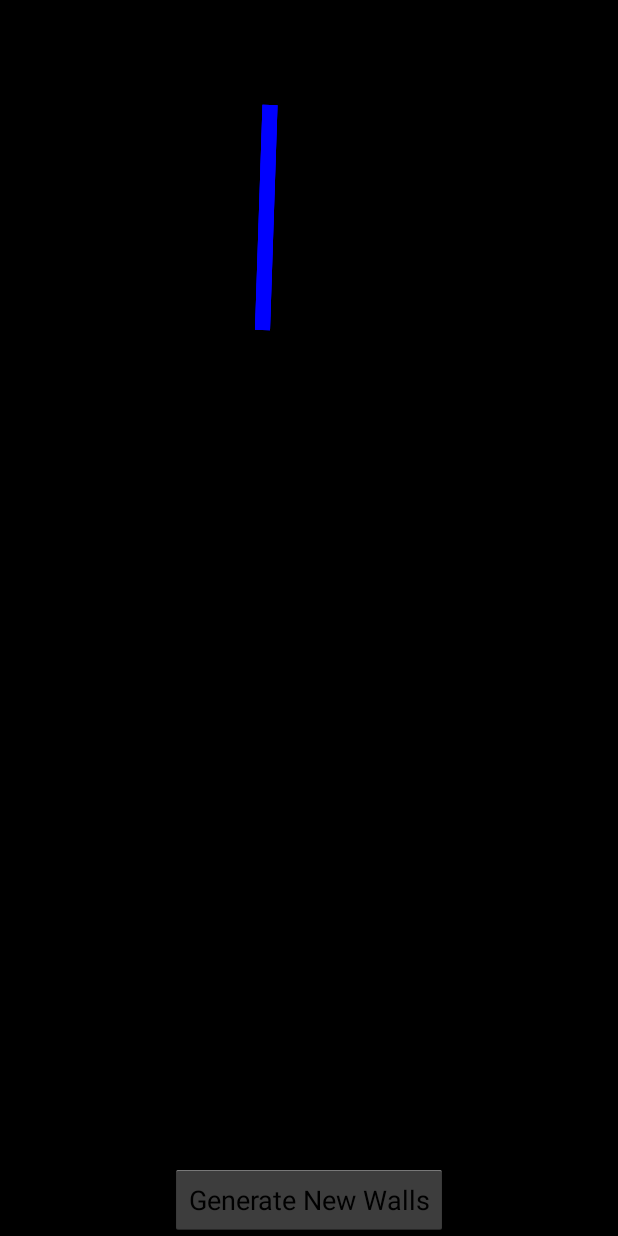
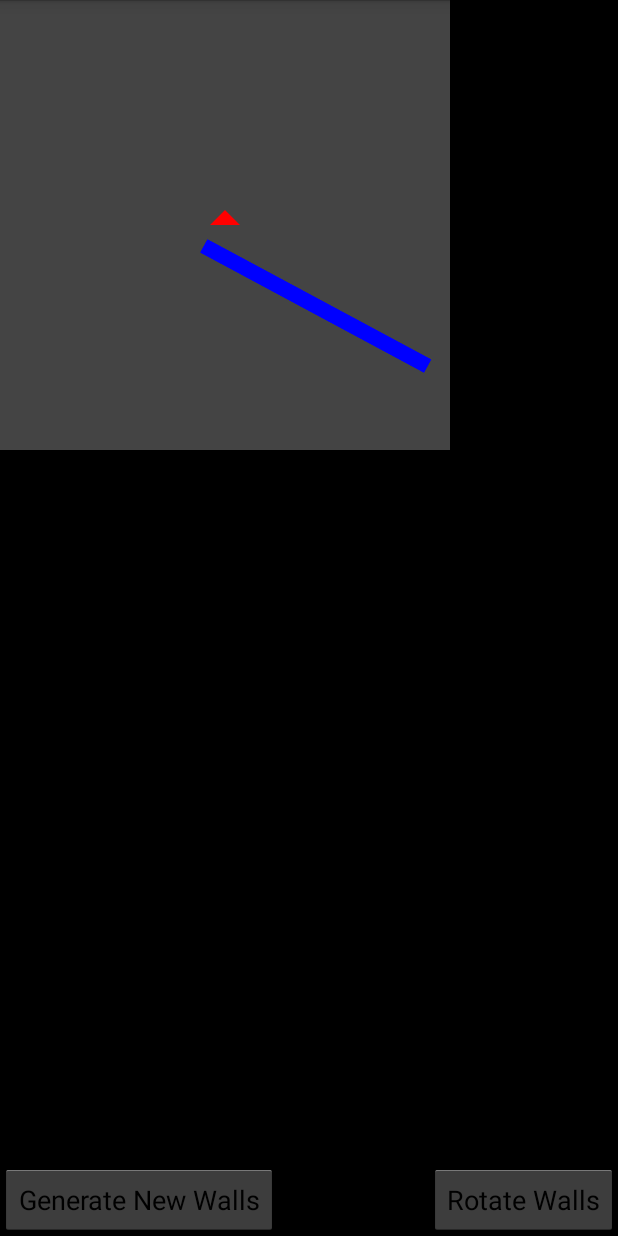
Before and after one commit to PYates77/AdvancedHud, an Android app: the screen it shows after launch (BT200CtrlDemoActivity), after a tap on "Generate New Walls", on a phone screen of 412 x 824 dp. Run offline under Robolectric (Android 15) with nearby library versions, the phone set to English and light mode, and no system bars.

Commit message:
Rotation Code as of Feb. 20th 2017

```diff
--- a/BT200CtrlDemo/app/src/main/java/jp/epson/moverio/bt200/demo/bt200ctrldemo/BT200CtrlDemoActivity.java
+++ b/BT200CtrlDemo/app/src/main/java/jp/epson/moverio/bt200/demo/bt200ctrldemo/BT200CtrlDemoActivity.java
@@ -16,6 +16,7 @@ import android.widget.Button;
 import android.widget.CompoundButton;
 import android.widget.ImageView;
 import android.widget.SeekBar;
+import android.widget.TextView;
 import android.widget.ToggleButton;
 
 import java.util.Random;
@@ -27,7 +28,9 @@ public class BT200CtrlDemoActivity extends Activity {
 	private LineSeqDrawable lineDrawable = new LineSeqDrawable();
 	private ImageView mapView;
 	private Button updateButton;
+	private Button rotButton;
 	private int count = 0;
+	private int rotationDegree = 0;
 
 
 	/*
@@ -63,12 +66,24 @@ public class BT200CtrlDemoActivity extends Activity {
 		for (int i=0; i < 5; i++){
 			Random r = new Random();
 			walls[i] = new Wall();
-			walls[i].setCoordinates(r.nextInt(50), r.nextInt(50), r.nextInt(50), r.nextInt(50));
+			walls[i].setCoordinates(r.nextInt(300), r.nextInt(300), r.nextInt(300), r.nextInt(300));
 		}
 		lineDrawable.setWallArray(walls);
 		mapView = (ImageView) findViewById(R.id.mapView);
 		updateButton = (Button) findViewById(R.id.updateButton);
+		rotButton = (Button)findViewById(R.id.rotateButton);
 		mapView.setImageDrawable(lineDrawable);
+
+		rotButton.setOnClickListener(new View.OnClickListener() {
+			@Override
+			public void onClick(View view) {
+				rotationDegree = (rotationDegree+45)%360;
+				Wall w[] = lineDrawable.getWallArray();
+				mapView.invalidate();
+				lineDrawable.setDegreeRotation(rotationDegree);
+				lineDrawable.setWallArray(w);
+			}
+		});
 
 
 		updateButton.setOnClickListener(new View.OnClickListener() {
@@ -80,8 +95,10 @@ public class BT200CtrlDemoActivity extends Activity {
 					for (int i=0; i < 3; i++){
 						Random r = new Random();
 						newWalls[i] = new Wall();
-						newWalls[i].setCoordinates(r.nextInt(50),r.nextInt(50),r.nextInt(50),r.nextInt(50));
+						newWalls[i].setCoordinates(r.nextInt(300),r.nextInt(300),r.nextInt(300),r.nextInt(300));
 					}
+					rotationDegree = 0;
+					lineDrawable.setDegreeRotation(rotationDegree);
 					lineDrawable.setWallArray(newWalls);
 				}
 				else {
@@ -89,8 +106,10 @@ public class BT200CtrlDemoActivity extends Activity {
 					for (int i=0; i < 4; i++){
 						Random r = new Random();
 						oddWalls[i] = new Wall();
-						oddWalls[i].setCoordinates(r.nextInt(50),r.nextInt(50),r.nextInt(50),r.nextInt(50));
+						oddWalls[i].setCoordinates(r.nextInt(300),r.nextInt(300),r.nextInt(300),r.nextInt(300));
 					}
+					rotationDegree = 0;
+					lineDrawable.setDegreeRotation(rotationDegree);
 					lineDrawable.setWallArray(oddWalls);
 				}
 				count++;
--- a/BT200CtrlDemo/app/src/main/java/jp/epson/moverio/bt200/demo/bt200ctrldemo/LineSeqDrawable.java
+++ b/BT200CtrlDemo/app/src/main/java/jp/epson/moverio/bt200/demo/bt200ctrldemo/LineSeqDrawable.java
@@ -4,6 +4,8 @@ import android.graphics.Canvas;
 import android.graphics.Color;
 import android.graphics.ColorFilter;
 import android.graphics.Paint;
+import android.graphics.Path;
+import android.graphics.PixelFormat;
 import android.graphics.drawable.Drawable;
 
 /**
@@ -13,12 +15,14 @@ public class LineSeqDrawable extends Drawable {
     private int mBackgroundColor;
     private int mStrokeWidth;
     private int mStrokeColor;
+    private int mDegreeRotation;
     public Wall[] mWalls;
 
     public LineSeqDrawable(){
-        mBackgroundColor = Color.BLACK;
+        mBackgroundColor = Color.DKGRAY;
         mStrokeColor = Color.BLUE;
-        mStrokeWidth = 2;
+        mStrokeWidth = 10;
+        mDegreeRotation = 0;
     }
 
     public LineSeqDrawable(int backgroundColor, int strokeColor, int strokeWidth, Wall[] walls){
@@ -26,6 +30,7 @@ public class LineSeqDrawable extends Drawable {
         mStrokeColor = strokeColor;
         mStrokeWidth = strokeWidth;
         mWalls = walls;
+        mDegreeRotation = 0;
     }
 
     @Override
@@ -33,16 +38,27 @@ public class LineSeqDrawable extends Drawable {
         Paint mPaint = new Paint();
         mPaint.setColor(mStrokeColor);
         mPaint.setStrokeWidth(mStrokeWidth);
+        canvas.rotate((float)mDegreeRotation,150,150);
         canvas.drawColor(mBackgroundColor);
         for(int i=0; i < mWalls.length; i++){
             canvas.drawLine(mWalls[i].startX,mWalls[i].startY,mWalls[i].endX,mWalls[i].endY,mPaint);
         }
-        canvas.save();
+        mPaint.setColor(Color.RED);
+        Path newPath = new Path();
+        newPath.moveTo(140,150);
+        newPath.lineTo(150,140);
+        newPath.lineTo(160,150);
+        newPath.moveTo(150,140);
+        newPath.lineTo(160,150);
+        newPath.close();
+        canvas.drawPath(newPath,mPaint);
     }
 
     public void setWallArray(Wall[] walls){
         mWalls = walls;
     }
+
+    public Wall[] getWallArray(){return mWalls;}
 
     public void setBackgroundColor(int color) {
         mBackgroundColor = color;
@@ -52,15 +68,16 @@ public class LineSeqDrawable extends Drawable {
         mStrokeColor = color;
     }
 
+    public void setDegreeRotation(int degreeRotation){mDegreeRotation = degreeRotation;}
 
     @Override
     public int getIntrinsicHeight() {
-        return 60;
+        return 300;
     }
 
     @Override
     public int getIntrinsicWidth() {
-        return 60;
+        return 300;
     }
 
     @Override
@@ -75,6 +92,6 @@ public class LineSeqDrawable extends Drawable {
 
     @Override
     public int getOpacity() {
-        return 0;
+        return PixelFormat.OPAQUE;
     }
 }
--- a/BT200CtrlDemo/app/src/main/res/layout/activity_bt2_ctrl_demo.xml
+++ b/BT200CtrlDemo/app/src/main/res/layout/activity_bt2_ctrl_demo.xml
@@ -7,8 +7,8 @@
     tools:context=".BT200CtrlDemoActivity">
 
     <ImageView
-        android:layout_width="300dp"
-        android:layout_height="300dp"
+        android:layout_width="300sp"
+        android:layout_height="300sp"
         android:id="@+id/mapView"
         android:layout_alignParentTop="true"/>
 
@@ -18,5 +18,14 @@
         android:text="Generate New Walls"
         android:id="@+id/updateButton"
         android:layout_alignParentBottom="true"
-        android:layout_centerHorizontal="true"/>
+        android:layout_alignParentLeft="true" />
+
+    <Button
+        android:text="Rotate Walls"
+        android:layout_width="wrap_content"
+        android:layout_height="wrap_content"
+        android:layout_alignTop="@+id/updateButton"
+        android:layout_alignParentRight="true"
+        android:id="@+id/rotateButton" />
+
 </RelativeLayout>
--- a/BT200CtrlDemo/build.gradle
+++ b/BT200CtrlDemo/build.gradle
@@ -4,7 +4,7 @@ buildscript {
         jcenter()
     }
     dependencies {
-        classpath 'com.android.tools.build:gradle:1.2.3'
+        classpath 'com.android.tools.build:gradle:2.2.3'
     }
 }
 
```
Also changed, not shown: BT200CtrlDemo/gradle/wrapper/gradle-wrapper.properties, 51 other files.
